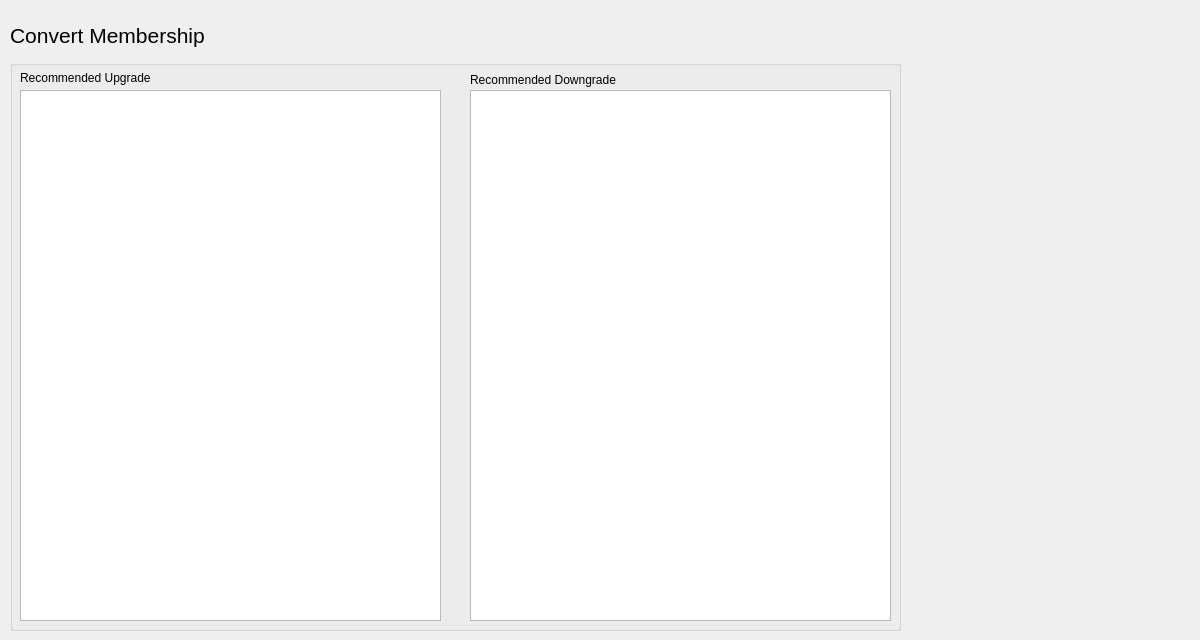
Old version of the form BulkClub/aConvertMembership.ui in the repository JShinozuka/Project2.
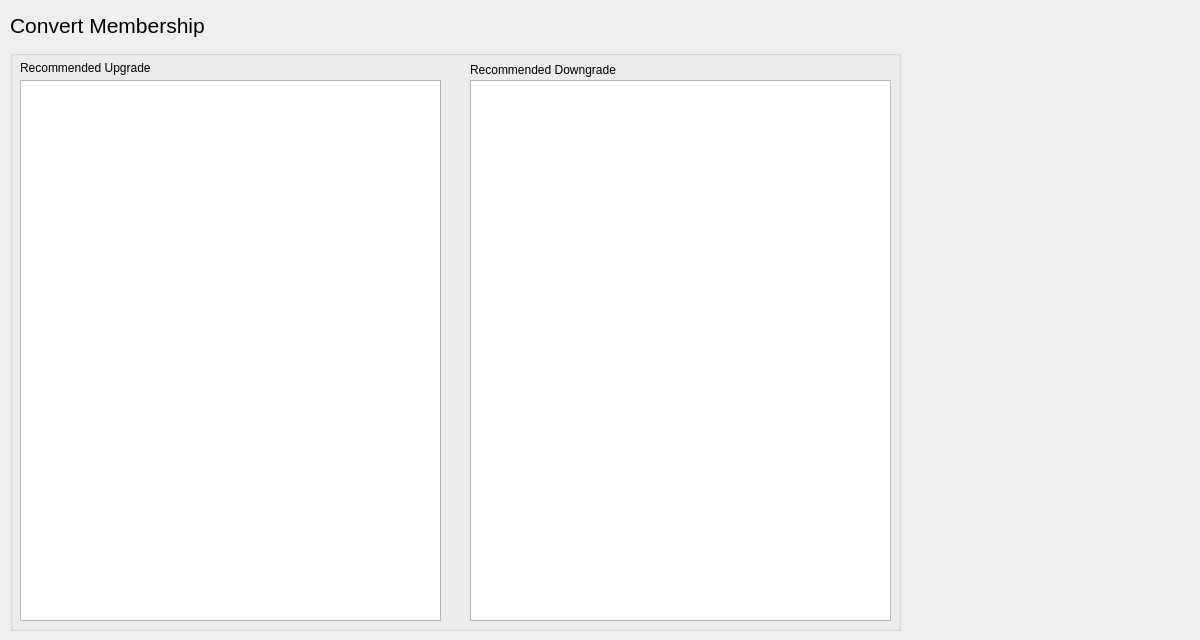
New version of the form.

What changed in the file:
```diff
--- a/BulkClub/aConvertMembership.ui
+++ b/BulkClub/aConvertMembership.ui
@@ -31,7 +31,7 @@
      <x>10</x>
      <y>0</y>
      <width>521</width>
-     <height>71</height>
+     <height>50</height>
     </rect>
    </property>
    <property name="font">
@@ -49,9 +49,9 @@
    <property name="geometry">
     <rect>
      <x>10</x>
-     <y>60</y>
+     <y>50</y>
      <width>891</width>
-     <height>571</height>
+     <height>581</height>
     </rect>
    </property>
    <property name="title">
@@ -89,7 +89,7 @@
       <x>10</x>
       <y>30</y>
       <width>421</width>
-      <height>531</height>
+      <height>541</height>
      </rect>
     </property>
    </widget>
@@ -99,7 +99,7 @@
       <x>460</x>
       <y>30</y>
       <width>421</width>
-      <height>531</height>
+      <height>541</height>
      </rect>
     </property>
    </widget>
```
